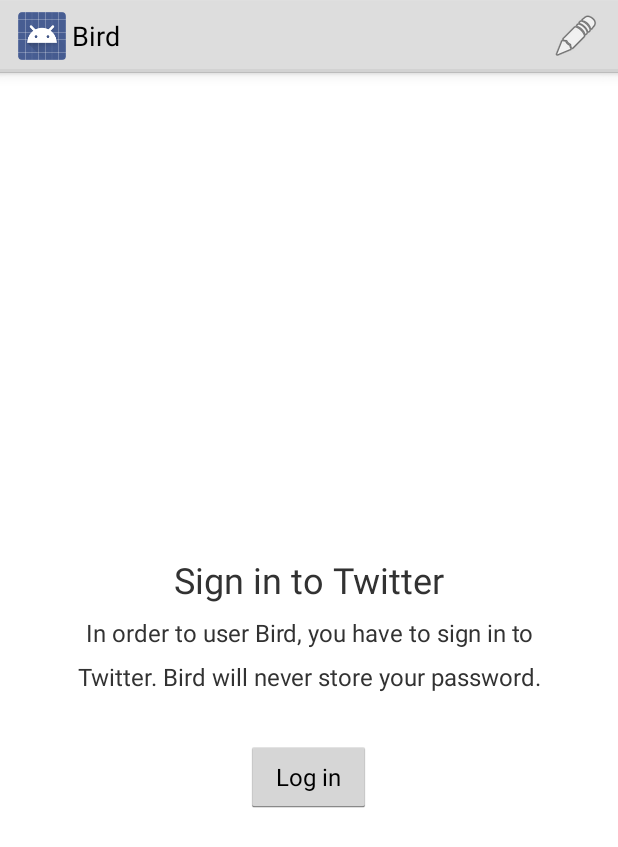
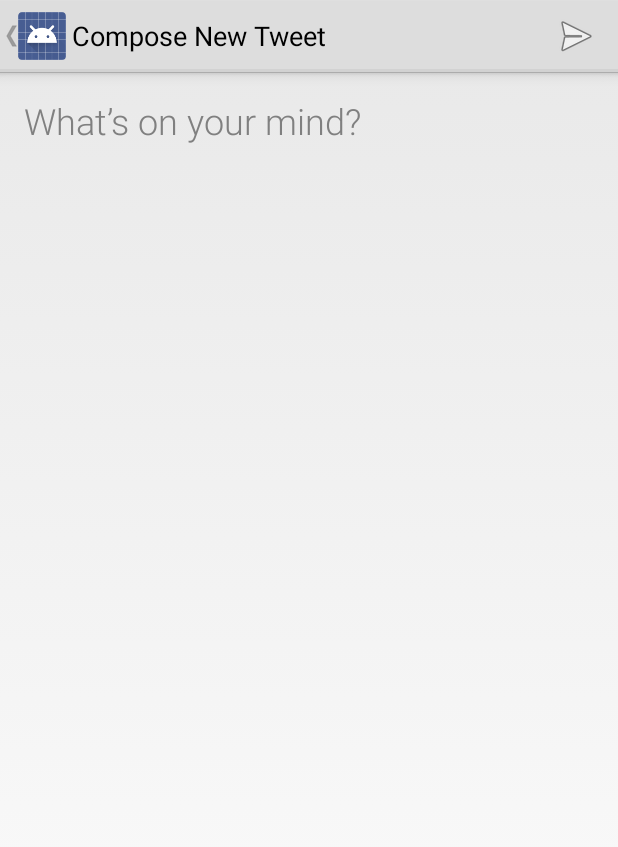
Before and after one commit to tomazsh/bird-android-app, an Android app: the screen it shows after launch (HomeActivity before the commit, TweetComposeActivity after it), after a tap on "Compose new Tweet", on a phone screen of 412 x 824 dp. Shown: the top 847 px of the screen. Run offline under Robolectric (Android 15) with nearby library versions, the phone set to English and light mode, and no system bars; 1 statement that could not run was skipped.

Commit message:
Add posting

```diff
--- a/app/src/main/AndroidManifest.xml
+++ b/app/src/main/AndroidManifest.xml
@@ -29,6 +29,11 @@
                     android:scheme="bird" />
             </intent-filter>
         </activity>
+        <activity
+            android:name="com.nedeljko.bird.app.activities.TweetComposeActivity"
+            android:label="@string/title_activity_tweet_compose"
+            android:parentActivityName="com.nedeljko.bird.app.activities.HomeActivity" >
+        </activity>
     </application>
 
 </manifest>
--- a/app/src/main/java/com/nedeljko/bird/app/activities/HomeActivity.java
+++ b/app/src/main/java/com/nedeljko/bird/app/activities/HomeActivity.java
@@ -23,7 +23,7 @@ import com.nedeljko.bird.app.viewmodels.HomeViewModel;
 public class HomeActivity
         extends OAuthLoginActivity<TwitterClient>
         implements TimelineViewModelListener {
-    private HomeState mState;
+    private HomeState mState = HomeState.DEFAULT;
     private HomeViewModel mHomeViewModel;
     private TimelineAdapter mTweetsAdapter;
     private ListView mListView;
@@ -47,7 +47,6 @@ public class HomeActivity
         super.onCreate(savedInstanceState);
         setContentView(R.layout.activity_home);
 
-        mState = HomeState.DEFAULT;
         mListView = (ListView)findViewById(R.id.list_view);
         mListFooterView = (View)LayoutInflater.from(this).inflate(R.layout.footer_progress_indicator, null);
         mProgressBar = (ProgressBar)findViewById(R.id.progress_bar);
@@ -79,6 +78,16 @@ public class HomeActivity
     }
 
     @Override
+    protected void onActivityResult(int requestCode, int resultCode, Intent data) {
+        super.onActivityResult(requestCode, resultCode, data);
+
+        if (resultCode == RESULT_OK && requestCode == TweetComposeActivity.COMPOSE_REQUEST_CODE) {
+            Tweet tweet = (Tweet)data.getExtras().getSerializable("tweet");
+            mHomeViewModel.insertTweet(tweet);
+        }
+    }
+
+    @Override
     public boolean onCreateOptionsMenu(Menu menu) {
         getMenuInflater().inflate(R.menu.home, menu);
         return true;
@@ -88,20 +97,19 @@ public class HomeActivity
     public boolean onOptionsItemSelected(MenuItem item) {
         int id = item.getItemId();
         if (id == R.id.compose_action_item) {
+            composeTweet(null);
             return true;
         }
         return super.onOptionsItemSelected(item);
     }
 
+    public void composeTweet(Tweet tweet) {
+        Intent intent = new Intent(HomeActivity.this, TweetComposeActivity.class);
+        startActivityForResult(intent, TweetComposeActivity.COMPOSE_REQUEST_CODE);
+    }
+
     public void setState(HomeState state) {
         mState = state;
-
-        if (mHomeViewModel.hasFinishedInitialLoad()) {
-
-        } else {
-
-        }
-
         switch (state) {
             case DEFAULT:
                 if (!mHomeViewModel.hasFinishedInitialLoad()) {
--- /dev/null
+++ b/app/src/main/java/com/nedeljko/bird/app/activities/TweetComposeActivity.java
@@ -0,0 +1,101 @@
+package com.nedeljko.bird.app.activities;
+
+import android.app.Activity;
+import android.content.Context;
+import android.content.Intent;
+import android.os.Bundle;
+import android.view.Menu;
+import android.view.MenuItem;
+import android.view.View;
+import android.view.inputmethod.InputMethodManager;
+import android.widget.EditText;
+import android.widget.ProgressBar;
+import android.widget.Toast;
+
+import com.nedeljko.bird.app.R;
+import com.nedeljko.bird.app.viewmodels.TweetComposeViewModel;
+
+public class TweetComposeActivity extends Activity
+        implements TweetComposeViewModel.TweetComposeViewModelListener {
+    public static final int COMPOSE_REQUEST_CODE = 1337;
+    private TweetComposeState mState = TweetComposeState.DEFAULT;
+    private TweetComposeViewModel mViewModel;
+    private EditText mEditText;
+    private ProgressBar mProgressBar;
+
+    private enum TweetComposeState {
+        DEFAULT,
+        LOADING
+    }
+
+    @Override
+    protected void onCreate(Bundle savedInstanceState) {
+        super.onCreate(savedInstanceState);
+        setContentView(R.layout.activity_tweet_compose);
+        getActionBar().setDisplayHomeAsUpEnabled(true);
+
+        mEditText = (EditText)findViewById(R.id.edit_text);
+        mProgressBar = (ProgressBar)findViewById(R.id.progress_bar);
+
+        mViewModel = new TweetComposeViewModel(this);
+    }
+
+    @Override
+    public boolean onCreateOptionsMenu(Menu menu) {
+        getMenuInflater().inflate(R.menu.tweet_compose, menu);
+        return true;
+    }
+
+    @Override
+    public boolean onOptionsItemSelected(MenuItem item) {
+        int id = item.getItemId();
+        if (id == R.id.send_action_item) {
+            mViewModel.getTweet().setText(mEditText.getText().toString());
+            mViewModel.postTweet();
+            return true;
+        }
+        return super.onOptionsItemSelected(item);
+    }
+
+    public void setState(TweetComposeState state) {
+        mState = state;
+        switch (state) {
+            case DEFAULT:
+                mProgressBar.setVisibility(View.GONE);
+                mEditText.setVisibility(View.VISIBLE);
+                break;
+            case LOADING:
+                mProgressBar.setVisibility(View.VISIBLE);
+                mEditText.setVisibility(View.GONE);
+                break;
+        }
+    }
+
+    //region TweetComposeViewModelListener
+
+    public void onTweetPostStart() {
+        InputMethodManager manager = (InputMethodManager)getSystemService(Context.INPUT_METHOD_SERVICE);
+        manager.hideSoftInputFromWindow(mEditText.getWindowToken(), 0);
+        setState(TweetComposeState.LOADING);
+    }
+
+    public void onTweetPostSuccess() {
+        Intent intent = new Intent();
+        intent.putExtra("tweet", mViewModel.getTweet());
+        setResult(RESULT_OK, intent);
+        finish();
+
+        finish();
+    }
+
+    public void onTweetPostFailure() {
+        Toast.makeText(this, R.string.tweet_post_error_message, Toast.LENGTH_LONG).show();
+    }
+
+    public void onTweetPostFinish() {
+        setState(TweetComposeState.DEFAULT);
+    }
+
+    //endregion
+
+}
--- a/app/src/main/java/com/nedeljko/bird/app/adapter/TimelineAdapter.java
+++ b/app/src/main/java/com/nedeljko/bird/app/adapter/TimelineAdapter.java
@@ -35,7 +35,7 @@ public class TimelineAdapter extends ArrayAdapter<Tweet> {
         nameTextView.setText(tweet.getUser().getName());
 
         TextView screenNameTextView = (TextView)convertView.findViewById(R.id.screen_name_text_view);
-        screenNameTextView.setText(tweet.getUser().getScreenName());
+        screenNameTextView.setText(tweet.getUser().getStyledScreenName());
 
         TextView dateTextView = (TextView)convertView.findViewById(R.id.date_text_view);
         dateTextView.setText(RelativeDate.getString(tweet.getCreatedAt()));
--- /dev/null
+++ b/app/src/main/java/com/nedeljko/bird/app/viewmodels/TweetComposeViewModel.java
@@ -0,0 +1,69 @@
+package com.nedeljko.bird.app.viewmodels;
+
+import com.loopj.android.http.JsonHttpResponseHandler;
+import com.nedeljko.bird.app.BirdApplication;
+import com.nedeljko.bird.app.helpers.TwitterClient;
+import com.nedeljko.bird.app.models.Tweet;
+
+import org.json.JSONObject;
+
+public class TweetComposeViewModel {
+    private TwitterClient mTwitterClient;
+    private TweetComposeViewModelListener mListener;
+    private Tweet mTweet;
+
+    public interface TweetComposeViewModelListener {
+        void onTweetPostStart();
+        void onTweetPostSuccess();
+        void onTweetPostFailure();
+        void onTweetPostFinish();
+    }
+
+    public TweetComposeViewModel(TweetComposeViewModelListener listener) {
+        mTwitterClient = BirdApplication.getTwitterClient();
+        mListener = listener;
+        mTweet = new Tweet();
+    }
+
+    //region Getters and Setters
+
+    public Tweet getTweet() {
+        return mTweet;
+    }
+
+    //endregion
+
+    //region Posting
+
+    public void postTweet() {
+        mTwitterClient.postTweet(mTweet.getText(), new JsonHttpResponseHandler() {
+            @Override
+            public void onStart() {
+                mListener.onTweetPostStart();
+            }
+
+            @Override
+            public void onSuccess(JSONObject jsonResponse) {
+                processTweetResponse(jsonResponse);
+                mListener.onTweetPostSuccess();
+            }
+
+            @Override
+            public void onFailure(Throwable error, JSONObject errorResponse) {
+                System.out.println(errorResponse);
+                mListener.onTweetPostFailure();
+            }
+
+            @Override
+            public void onFinish() {
+                mListener.onTweetPostFinish();
+            }
+        });
+    }
+
+    private void processTweetResponse(JSONObject jsonResponse) {
+        mTweet.update(jsonResponse);
+    }
+
+    //endregion
+}
--- a/app/src/main/res/layout/activity_home.xml
+++ b/app/src/main/res/layout/activity_home.xml
@@ -49,7 +49,7 @@
             android:layout_width="wrap_content"
             android:layout_height="48dp"
             android:layout_marginTop="32dp"
-            android:text="Refresh"
+            android:text="@string/try_again_action_title"
             android:paddingLeft="20dp"
             android:paddingRight="20dp"
             android:textSize="16sp"
--- /dev/null
+++ b/app/src/main/res/layout/activity_tweet_compose.xml
@@ -0,0 +1,27 @@
+<LinearLayout xmlns:android="http://schemas.android.com/apk/res/android"
+    xmlns:tools="http://schemas.android.com/tools"
+    android:layout_width="match_parent"
+    android:layout_height="match_parent"
+    tools:context="com.nedeljko.bird.app.activities.TweetComposeActivity">
+
+    <EditText
+        android:id="@+id/edit_text"
+        android:layout_width="fill_parent"
+        android:layout_height="fill_parent"
+        android:padding="16dp"
+        android:gravity="top"
+        android:hint="@string/whats_on_your_mind_hint"
+        android:textColorHint="#808080"
+        android:textSize="24sp"
+        android:fontFamily="sans-serif-light"
+        android:lineSpacingMultiplier="1.35"
+        android:background="@android:color/transparent"
+        />
+
+    <ProgressBar
+        android:id="@+id/progress_bar"
+        android:layout_width="wrap_content"
+        android:layout_height="wrap_content"
+        android:visibility="gone" />
+
+    </LinearLayout>
--- /dev/null
+++ b/app/src/main/res/menu/tweet_compose.xml
@@ -0,0 +1,11 @@
+<menu xmlns:android="http://schemas.android.com/apk/res/android"
+    xmlns:tools="http://schemas.android.com/tools"
+    tools:context="com.nedeljko.bird.app.activities.TweetComposeActivity" >
+
+    <item android:id="@+id/send_action_item"
+        android:title="@string/tweet_action_title"
+        android:icon="@android:drawable/ic_menu_send"
+        android:orderInCategory="100"
+        android:showAsAction="ifRoom" />
+
+</menu>
--- a/app/src/main/res/values/strings.xml
+++ b/app/src/main/res/values/strings.xml
@@ -4,24 +4,23 @@
     <string name="app_name">Bird</string>
     <string name="compose_action_title">Compose new Tweet</string>
     <string name="title_activity_home">Home</string>
-
     <string name="login_required_title">Sign in to Twitter</string>
-    <string name="login_required_message">
-        In order to user Bird, you have to sign in to Twitter.
-        Bird will never store your password.
-    </string>
+    <string name="login_required_message">In order to user Bird, you have to sign in to Twitter.
+        Bird will never store your password.</string>
     <string name="network_error_title">Network Error</string>
-    <string name="network_error_message">
-        There seems to be problem accessing Twitter.
-        Make sure you are connected to the network and try again.
-    </string>
+    <string name="network_error_message">There seems to be problem accessing Twitter.
+        Make sure you are connected to the network and try again.</string>
     <string name="no_tweets_title">No Tweets</string>
-    <string name="no_tweets_message">
-        Sorry, no tweets were found in the timeline.
-        Try following someone on Twitter.
-    </string>
-
+    <string name="no_tweets_message">Sorry, no tweets were found in the timeline.
+        Try following someone on Twitter.</string>
     <string name="login_action_title">Log in</string>
     <string name="try_again_action_title">Try again</string>
 
+    <string name="title_activity_tweet_compose">Compose New Tweet</string>
+    <string name="tweet_action_title">Tweet</string>
+
+    <string name="whats_on_your_mind_hint">What’s on your mind?</string>
+    <string name="tweet_post_error_message">There was an error while trying to post your tweet.
+        Please try again later.</string>
+
 </resources>
```
Also changed, not shown: app/src/main/java/com/nedeljko/bird/app/helpers/TwitterClient.java (+7 -0 lines), app/src/main/java/com/nedeljko/bird/app/models/Tweet.java (+17 -2 lines), app/src/main/java/com/nedeljko/bird/app/models/User.java (+15 -1 lines), app/src/main/java/com/nedeljko/bird/app/viewmodels/HomeViewModel.java (+4 -5 lines).
